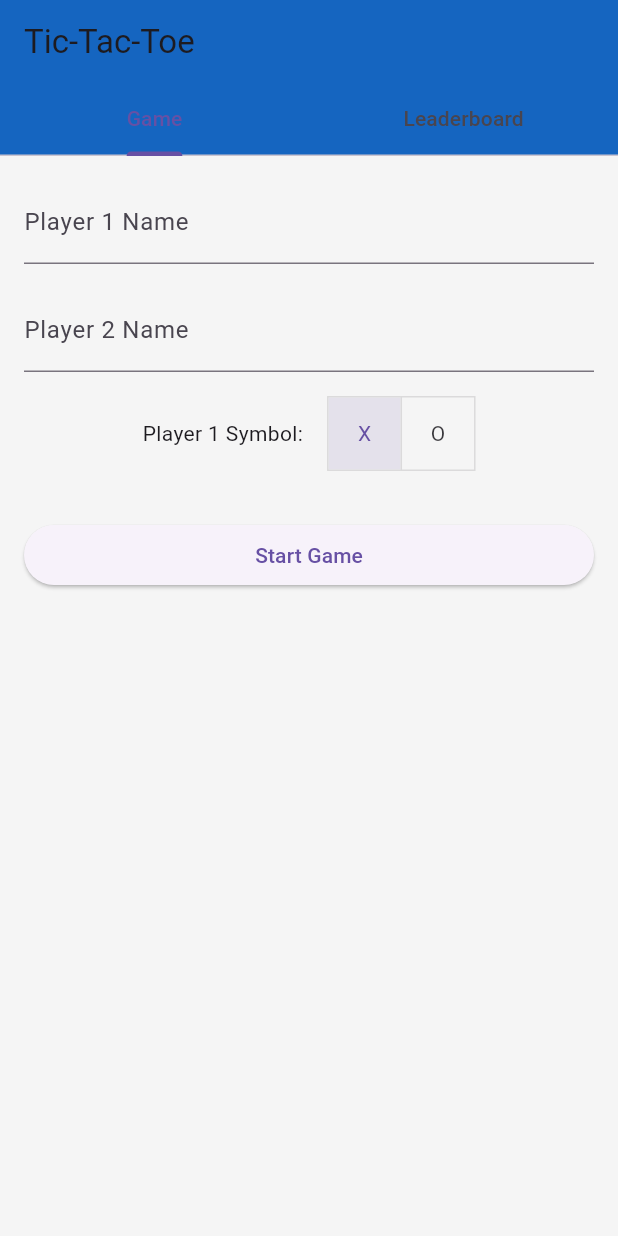
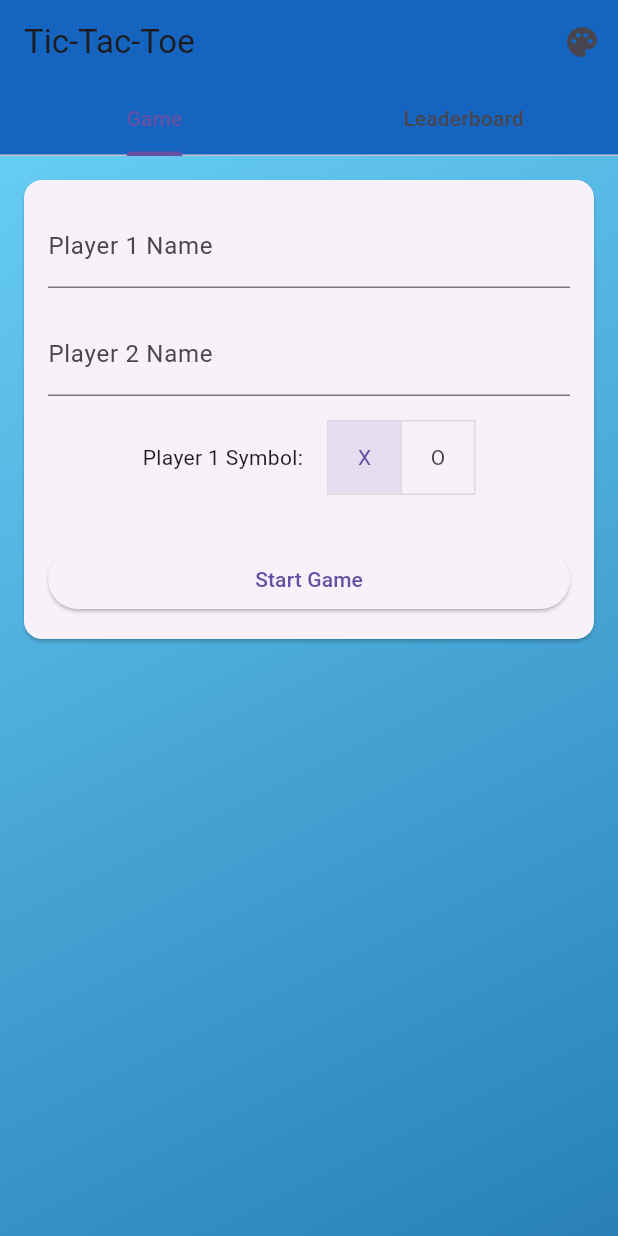
Before and after one commit to akshattambe/tic_tac_toe, a Flutter app: the screen it shows after launch, on a phone screen of 412 x 824 dp. Run offline on Flutter 3.47's test engine with Material 3 defaults, Android fonts, the phone set to English and light mode, and no system bars; our stand-ins replace image_picker, shared_preferences.

Commit message:
configure wallpaper

```diff
--- a/lib/main.dart
+++ b/lib/main.dart
@@ -1,5 +1,6 @@
 import 'package:flutter/material.dart';
 import 'package:tic_tac_toe/screens/main_screen.dart';
+import 'package:tic_tac_toe/widgets/wallpaper.dart';
 
 void main() {
   runApp(const MyApp());
@@ -15,13 +16,12 @@ class MyApp extends StatelessWidget {
       theme: ThemeData(
         primarySwatch: Colors.blue,
         visualDensity: VisualDensity.adaptivePlatformDensity,
-        scaffoldBackgroundColor: Colors.grey[100],
         appBarTheme: AppBarTheme(
           backgroundColor: Colors.blue[800],
           elevation: 0,
         ),
       ),
-      home: const MainScreen(),
+      home: const Wallpaper(child: MainScreen()),
     );
   }
 }
--- a/lib/screens/leaderboard_screen.dart
+++ b/lib/screens/leaderboard_screen.dart
@@ -32,6 +32,7 @@ class _LeaderboardScreenState extends State<LeaderboardScreen> {
   @override
   Widget build(BuildContext context) {
     return Scaffold(
+      backgroundColor: Colors.transparent,
       floatingActionButton: FloatingActionButton(
         onPressed: _loadScores,
         tooltip: 'Refresh Scores',
@@ -41,7 +42,9 @@ class _LeaderboardScreenState extends State<LeaderboardScreen> {
           ? const Center(
               child: Text('No scores yet!'),
             )
-          : ListView.builder(
+          : Card(
+              margin: const EdgeInsets.all(16.0),
+              child: ListView.builder(
                 itemCount: _scores.length,
                 itemBuilder: (context, index) {
                   final playerName = _scores.keys.elementAt(index);
@@ -52,6 +55,7 @@ class _LeaderboardScreenState extends State<LeaderboardScreen> {
                   );
                 },
               ),
+            ),
     );
   }
 }
--- a/lib/screens/main_screen.dart
+++ b/lib/screens/main_screen.dart
@@ -1,6 +1,7 @@
 import 'package:flutter/material.dart';
 import 'package:tic_tac_toe/screens/leaderboard_screen.dart';
 import 'package:tic_tac_toe/screens/setup_screen.dart';
+import 'package:tic_tac_toe/screens/theme_screen.dart';
 
 class MainScreen extends StatelessWidget {
   const MainScreen({Key? key}) : super(key: key);
@@ -10,8 +11,23 @@ class MainScreen extends StatelessWidget {
     return DefaultTabController(
       length: 2,
       child: Scaffold(
+        backgroundColor: Colors.transparent,
         appBar: AppBar(
           title: const Text('Tic-Tac-Toe'),
+          actions: [
+            IconButton(
+              icon: const Icon(Icons.palette),
+              onPressed: () {
+                Navigator.push(
+                  context,
+                  MaterialPageRoute(
+                    builder: (context) => const ThemeScreen(),
+                  ),
+                );
+              },
+              tooltip: 'Theme & Wallpaper',
+            ),
+          ],
           bottom: const TabBar(
             tabs: [
               Tab(text: 'Game'),
--- a/lib/screens/setup_screen.dart
+++ b/lib/screens/setup_screen.dart
@@ -16,7 +16,11 @@ class _SetupScreenState extends State<SetupScreen> {
 
   @override
   Widget build(BuildContext context) {
-    return SingleChildScrollView(
+    return Scaffold(
+      backgroundColor: Colors.transparent,
+      body: SingleChildScrollView(
+        child: Card(
+          margin: const EdgeInsets.all(16.0),
           child: Padding(
             padding: const EdgeInsets.all(16.0),
             child: Column(
@@ -87,6 +91,8 @@ class _SetupScreenState extends State<SetupScreen> {
               ],
             ),
           ),
+        ),
+      ),
     );
   }
 }
--- /dev/null
+++ b/lib/services/wallpaper_service.dart
@@ -0,0 +1,68 @@
+import 'dart:io';
+import 'package:flutter/material.dart';
+import 'package:image/image.dart' as img;
+import 'package:path_provider/path_provider.dart';
+import 'package:shared_preferences/shared_preferences.dart';
+
+class WallpaperService {
+  static final instance = WallpaperService._();
+  WallpaperService._();
+
+  static const String _selectedWallpaperKey = 'selected_wallpaper';
+
+  final ValueNotifier<String> wallpaperNotifier = ValueNotifier<String>('calm_ocean');
+
+  static final Map<String, Gradient> presetWallpapers = {
+    'calm_ocean': const LinearGradient(
+      colors: [Color(0xFF6DD5FA), Color(0xFF2980B9)],
+      begin: Alignment.topLeft,
+      end: Alignment.bottomRight,
+    ),
+    'sunrise': const LinearGradient(
+      colors: [Color(0xFFFFC3A0), Color(0xFFFF7E5F)],
+      begin: Alignment.topLeft,
+      end: Alignment.bottomRight,
+    ),
+    'graph_paper': const LinearGradient(
+      colors: [Color(0xFFF1F1F1), Color(0xFFE0E0E0)],
+      begin: Alignment.topLeft,
+      end: Alignment.bottomRight,
+    ),
+    'night_mode': const LinearGradient(
+      colors: [Color(0xFF2C3E50), Color(0xFF000000)],
+      begin: Alignment.topLeft,
+      end: Alignment.bottomRight,
+    ),
+  };
+
+  Future<void> loadSelectedWallpaper() async {
+    final prefs = await SharedPreferences.getInstance();
+    wallpaperNotifier.value = prefs.getString(_selectedWallpaperKey) ?? 'calm_ocean';
+  }
+
+  Future<void> setSelectedWallpaper(String wallpaperId) async {
+    final prefs = await SharedPreferences.getInstance();
+    await prefs.setString(_selectedWallpaperKey, wallpaperId);
+    wallpaperNotifier.value = wallpaperId;
+  }
+
+  Future<String> processAndSaveCustomWallpaper(File imageFile) async {
+    final bytes = await imageFile.readAsBytes();
+    final image = img.decodeImage(bytes);
+    if (image == null) {
+      throw Exception('Could not decode image');
+    }
+
+    // Blur, desaturate, and dim the image
+    img.gaussianBlur(image, 10);
+    img.grayscale(image);
+    img.adjustColor(image, brightness: 0.8);
+
+    final directory = await getApplicationDocumentsDirectory();
+    final path = '${directory.path}/custom_wallpaper.png';
+    final processedImageFile = File(path);
+    await processedImageFile.writeAsBytes(img.encodePng(image));
+
+    return path;
+  }
+}
--- /dev/null
+++ b/lib/widgets/wallpaper.dart
@@ -0,0 +1,64 @@
+import 'dart:io';
+
+import 'package:flutter/material.dart';
+import 'package:tic_tac_toe/services/wallpaper_service.dart';
+
+class Wallpaper extends StatefulWidget {
+  final Widget child;
+
+  const Wallpaper({
+    Key? key,
+    required this.child,
+  }) : super(key: key);
+
+  @override
+  _WallpaperState createState() => _WallpaperState();
+}
+
+class _WallpaperState extends State<Wallpaper> {
+  @override
+  void initState() {
+    super.initState();
+    WallpaperService.instance.loadSelectedWallpaper();
+  }
+
+  @override
+  Widget build(BuildContext context) {
+    return ValueListenableBuilder<String>(
+      valueListenable: WallpaperService.instance.wallpaperNotifier,
+      builder: (context, wallpaperId, child) {
+        return Stack(
+          children: [
+            _buildWallpaper(wallpaperId),
+            widget.child,
+          ],
+        );
+      },
+    );
+  }
+
+  Widget _buildWallpaper(String wallpaperId) {
+    if (wallpaperId.startsWith('/')) {
+      // Custom wallpaper
+      final file = File(wallpaperId);
+      if (file.existsSync()) {
+        return Container(
+          decoration: BoxDecoration(
+            image: DecorationImage(
+              image: FileImage(file),
+              fit: BoxFit.cover,
+            ),
+          ),
+        );
+      }
+    }
+
+    // Preset wallpaper
+    final gradient = WallpaperService.presetWallpapers[wallpaperId];
+    return Container(
+      decoration: BoxDecoration(
+        gradient: gradient,
+      ),
+    );
+  }
+}
--- a/pubspec.yaml
+++ b/pubspec.yaml
@@ -35,6 +35,9 @@ dependencies:
   # Use with the CupertinoIcons class for iOS style icons.
   cupertino_icons: ^1.0.8
   shared_preferences: ^2.0.15
+  image_picker: ^0.8.5+3
+  image: ^3.1.3
+  path_provider: ^2.0.11
 
 dev_dependencies:
   flutter_test:
```
Also changed, not shown: lib/screens/game_screen.dart (+7 -0 lines), lib/screens/theme_screen.dart (added, +161 -0 lines), pubspec.lock, 5 other files. Lines whose indentation alone changed are shown as unchanged.
